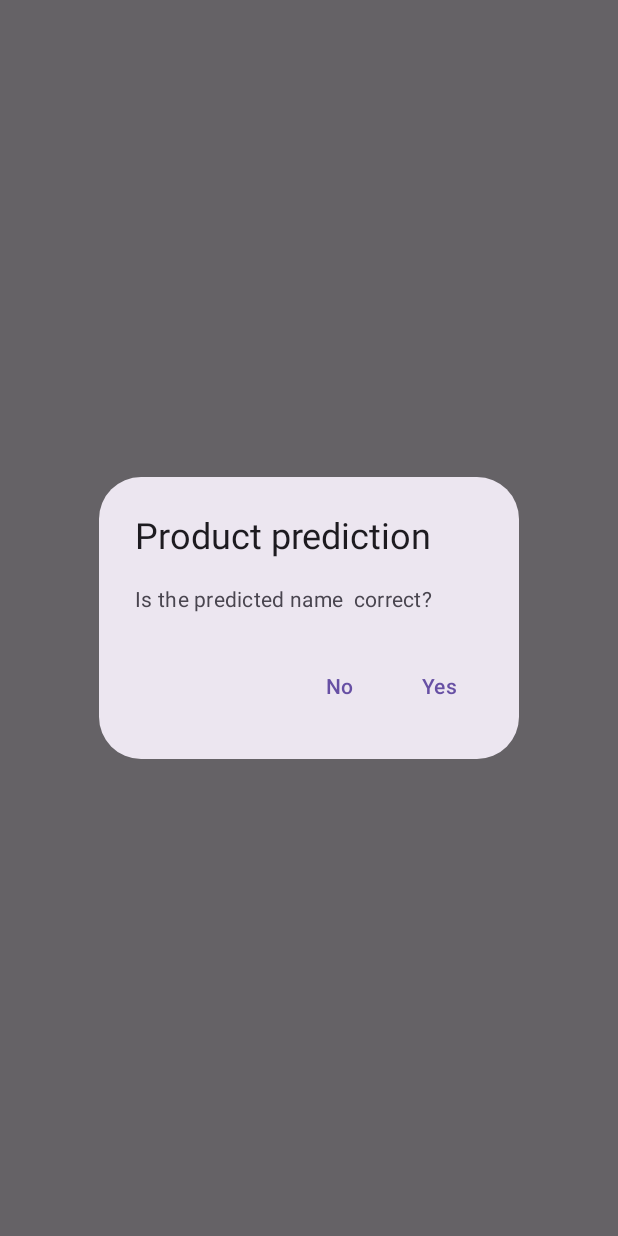
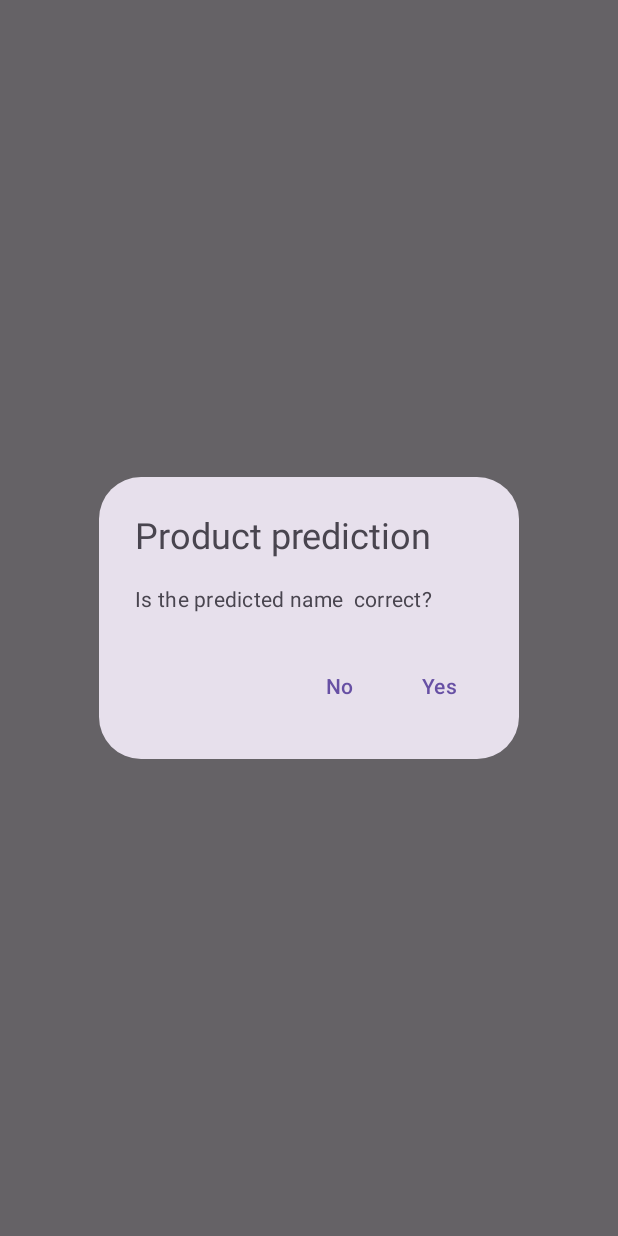
Before and after one commit to Emtrixx/RecipeApp, an Android app built with Jetpack Compose: the composable PredictionDialog called with empty values, on a phone screen of 412 x 824 dp. Run offline under Robolectric (Android 15) with nearby library versions, the phone set to English and light mode, and no system bars; libraries missing offline, so code that uses them is left out: com.example.compose; 1 statement that could not run was skipped.

Commit message:
fix prediction prompt colors

```diff
--- a/app/src/main/java/com/example/recipeapp/product/components/PredictionPrompt.kt
+++ b/app/src/main/java/com/example/recipeapp/product/components/PredictionPrompt.kt
@@ -1,6 +1,7 @@
 package com.example.recipeapp.product.components
 
 import androidx.compose.material3.AlertDialog
+import androidx.compose.material3.MaterialTheme
 import androidx.compose.material3.Text
 import androidx.compose.material3.TextButton
 import androidx.compose.runtime.Composable
@@ -15,9 +16,10 @@ fun PredictionDialog(
         onDismissRequest = {
             onDismiss()
         },
-        title = { Text(text = "Product prediction") },
+        containerColor = MaterialTheme.colorScheme.surfaceVariant,
+        title = { Text(text = "Product prediction", color = MaterialTheme.colorScheme.onSurfaceVariant) },
         text = {
-            Text("Is the predicted name $predictedName correct?")
+            Text("Is the predicted name $predictedName correct?", color = MaterialTheme.colorScheme.onSurfaceVariant)
         },
         confirmButton = {
             TextButton(
```
